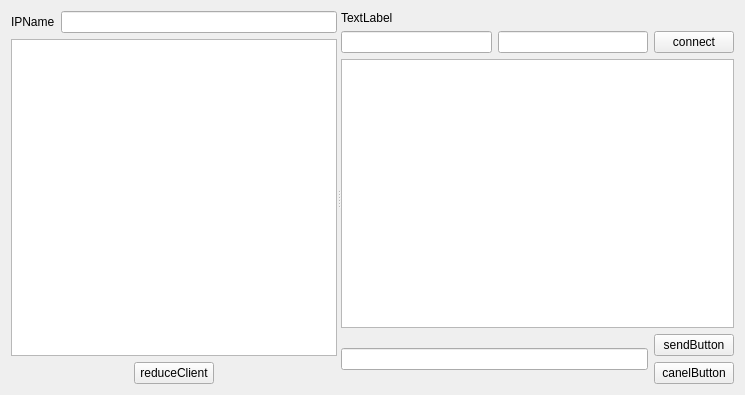
jaehyeonjeong/samQtProject2, file chetting.ui: the form before one commit.
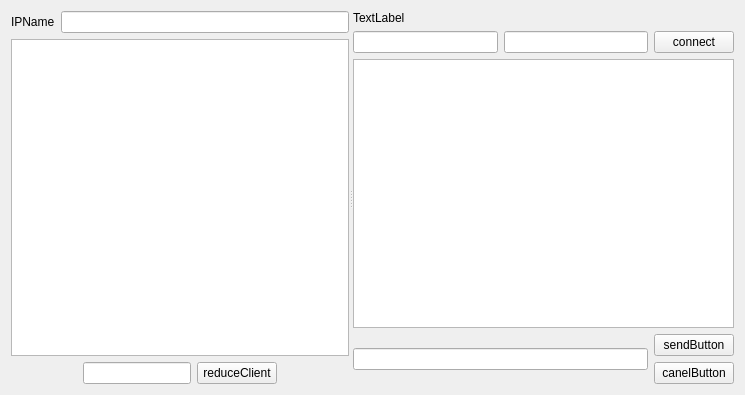
The form after the commit.

Commit message: reduce button modify

Patch:
```diff
--- a/chetting.ui
+++ b/chetting.ui
@@ -53,6 +53,13 @@
            </property>
           </spacer>
          </item>
+         <item>
+          <widget class="QLineEdit" name="reduceEdit">
+           <property name="readOnly">
+            <bool>true</bool>
+           </property>
+          </widget>
+         </item>
          <item>
           <widget class="QPushButton" name="reduceclient">
            <property name="text">
```
The commit also changes 5 other files.
